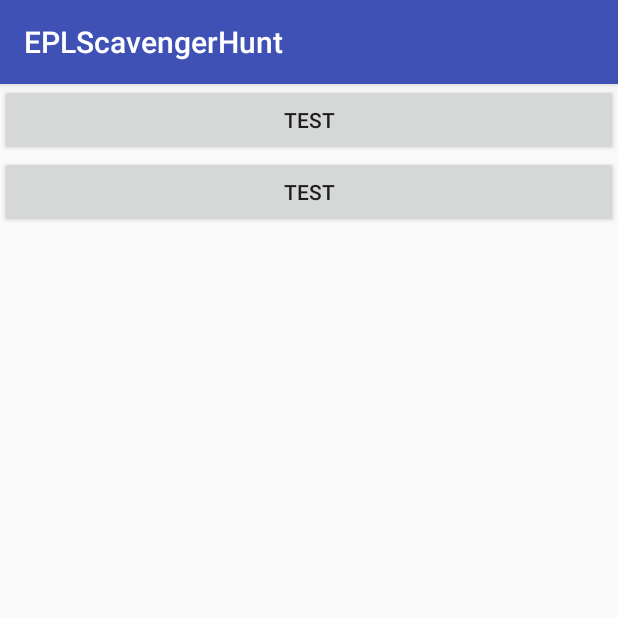
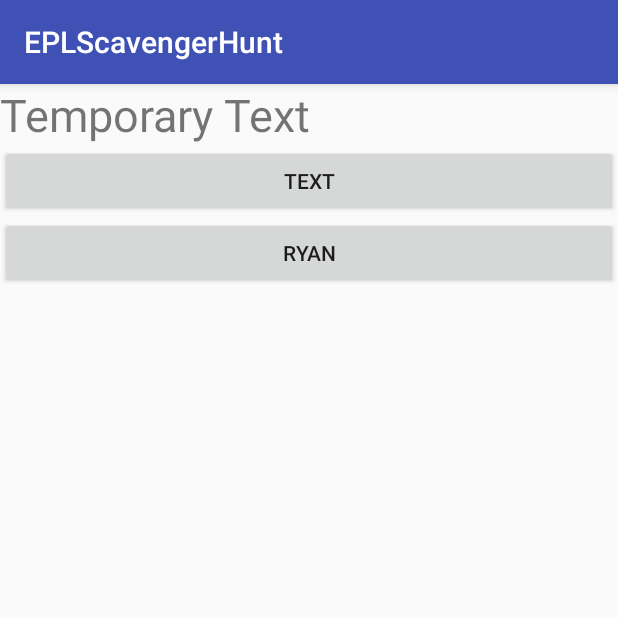
Before and after one commit to yuenj/EPLScavengerHunt, an Android app: the QuestionActivity screen opened directly, with no data from a screen before it, on a phone screen of 412 x 824 dp, the top half of it. Run offline under Robolectric (Android 15) with nearby library versions, the phone set to English and light mode, and no system bars.

```diff
--- a/app/src/main/java/com/cmput401f17/eplscavengerhunt/activity/QuestionActivity.java
+++ b/app/src/main/java/com/cmput401f17/eplscavengerhunt/activity/QuestionActivity.java
@@ -10,6 +10,8 @@ import android.widget.Toast;
 
 import com.cmput401f17.eplscavengerhunt.R;
 
+import java.util.ArrayList;
+
 public class QuestionActivity extends AppCompatActivity {
 
     @Override
@@ -18,11 +20,16 @@ public class QuestionActivity extends AppCompatActivity {
         setContentView(R.layout.activity_question);
 
         int numMCAnswers = 2;
+        ArrayList<String> choices = new ArrayList<String>();
+
+        /* Get the MC choices */
+        choices.add("text");
+        choices.add("Ryan");
 
         /* Create choice button(s) */
         for(int i = 0; i < numMCAnswers; i++) {
             Button mcOption = new Button(this);
-            mcOption.setText("test");
+            mcOption.setText(choices.get(i));
 
             LinearLayoutCompat layout = (LinearLayoutCompat) findViewById(R.id.question_layout);
             LinearLayoutCompat.LayoutParams parameters = new LinearLayoutCompat.LayoutParams(LinearLayoutCompat.LayoutParams.MATCH_PARENT, LinearLayoutCompat.LayoutParams.WRAP_CONTENT);
--- a/app/src/main/java/com/cmput401f17/eplscavengerhunt/controller/QuestionController.java
+++ b/app/src/main/java/com/cmput401f17/eplscavengerhunt/controller/QuestionController.java
@@ -26,4 +26,5 @@ class QuestionController {
     public void skip(Question question){
 
     }
+
 }
--- a/app/src/main/java/com/cmput401f17/eplscavengerhunt/model/Question.java
+++ b/app/src/main/java/com/cmput401f17/eplscavengerhunt/model/Question.java
@@ -50,7 +50,6 @@ public class Question {
         return skipped;
     }
 
-
     public void skip() {
         this.skipped = true;
     }
--- a/app/src/main/res/layout/activity_question.xml
+++ b/app/src/main/res/layout/activity_question.xml
@@ -9,5 +9,11 @@
     android:orientation="vertical"
     tools:context="com.cmput401f17.eplscavengerhunt.activity.DebugActivity">
 
+    <TextView
+        android:id="@+id/question_prompt"
+        android:layout_width="wrap_content"
+        android:layout_height="wrap_content"
+        android:text="@string/question_temp_text"
+        android:textSize="30sp"/>
 
 </android.support.v7.widget.LinearLayoutCompat>
--- a/app/src/main/res/values/strings.xml
+++ b/app/src/main/res/values/strings.xml
@@ -7,7 +7,7 @@
     <string name="goto_QuestionActivity_text">goto QuestionActivity</string>
     <string name="goto_congratulationsActivity_text">goto CongratulationsActivity</string>
     <string name="goto_resultsActivity_text">goto ResultsActivity</string>
-    <string name="mc_temp_choice_text">Temporary Text</string>
+    <string name="question_temp_text">Temporary Text</string>
 
 
 
```
Also changed, not shown: app/src/main/java/com/cmput401f17/eplscavengerhunt/model/MultChoiceQuestion.java (added, +19 -0 lines), app/src/main/java/com/cmput401f17/eplscavengerhunt/model/PicInputQuestion.java (added, +33 -0 lines), app/src/main/java/com/cmput401f17/eplscavengerhunt/model/WrittenInputQuestion.java (added, +20 -0 lines).
